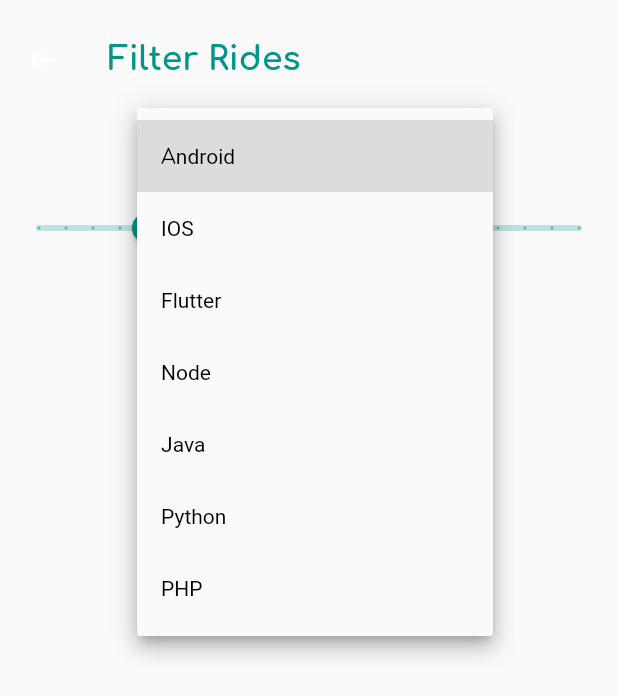
After one commit to tompsota/RideWithMe, a Flutter app: the FilterRidesPage screen opened directly, after a tap on "Please choose a langauage", on a phone screen of 412 x 824 dp. The commit adds this screen. Shown: the top 696 px of the screen. Run offline on Flutter 3.47's test engine with Material 2 defaults, Android fonts, the phone set to English and light mode, and no system bars; our stand-ins replace google_fonts.

Commit message:
Initial work on Filter Rides page

```diff
--- a/lib/main.dart
+++ b/lib/main.dart
@@ -1,4 +1,5 @@
 import 'package:flutter/material.dart';
+import 'package:ride_with_me/pages/filter_rides_page.dart';
 import 'package:ride_with_me/pages/initial_page.dart';
 import 'package:google_fonts/google_fonts.dart';
 
@@ -22,6 +23,7 @@ class MyApp extends StatelessWidget {
         ),
       ),
       home: InitialPage(),
+      // home: FilterRidesPage(),
     );
   }
 }
--- /dev/null
+++ b/lib/pages/filter_rides_page.dart
@@ -0,0 +1,83 @@
+import 'package:flutter/material.dart';
+
+class FilterRidesPage extends StatelessWidget {
+  FilterRidesPage({Key? key}) : super(key: key);
+
+  //TODO this is heavy WIP
+  String _chosenValue = "todo";
+  RangeValues _currentRangeValues = RangeValues(20, 80);
+
+  @override
+  Widget build(BuildContext context) {
+    return Scaffold(
+      appBar: AppBar(
+          toolbarHeight: 80,
+          elevation: 0,
+          backgroundColor: Colors.transparent,
+          title: Container(
+            child: Text(
+              "Filter Rides",
+              style: TextStyle(
+                color: Theme.of(context).primaryColor,
+                fontWeight: FontWeight.bold,
+                fontSize: 22,
+              ),
+            ),
+          )),
+      body: Column(
+        children: [
+          DropdownButton<String>(
+              focusColor: Colors.white,
+              // value: _chosenValue,
+              //elevation: 5,
+              style: TextStyle(color: Colors.white),
+              iconEnabledColor: Colors.black,
+              items: <String>[
+                'Android',
+                'IOS',
+                'Flutter',
+                'Node',
+                'Java',
+                'Python',
+                'PHP',
+              ].map<DropdownMenuItem<String>>((String value) {
+                return DropdownMenuItem<String>(
+                  value: value,
+                  child: Text(
+                    value,
+                    style: TextStyle(color: Colors.black),
+                  ),
+                );
+              }).toList(),
+              hint: Text(
+                "Please choose a langauage",
+                style: TextStyle(color: Colors.black, fontSize: 14, fontWeight: FontWeight.w500),
+              ),
+              onChanged: (_) {}
+              // onChanged: (String value) {
+              //   setState(() {
+              //     _chosenValue = value;
+              //   });
+              // },
+              ),
+          RangeSlider(
+            values: _currentRangeValues,
+            max: 100,
+            divisions: 20,
+            labels: RangeLabels(
+                // _currentRangeValues.start.round().toString(),
+                // _currentRangeValues.end.round().toString(),
+                '20',
+                '80'),
+            onChanged: (_) {},
+            // onChanged: (RangeValues values) {
+            //   setState(() {
+            //     _currentRangeValues = values;
+            //   });
+            // },
+          ),
+        ],
+      ),
+    );
+  }
+}
```
